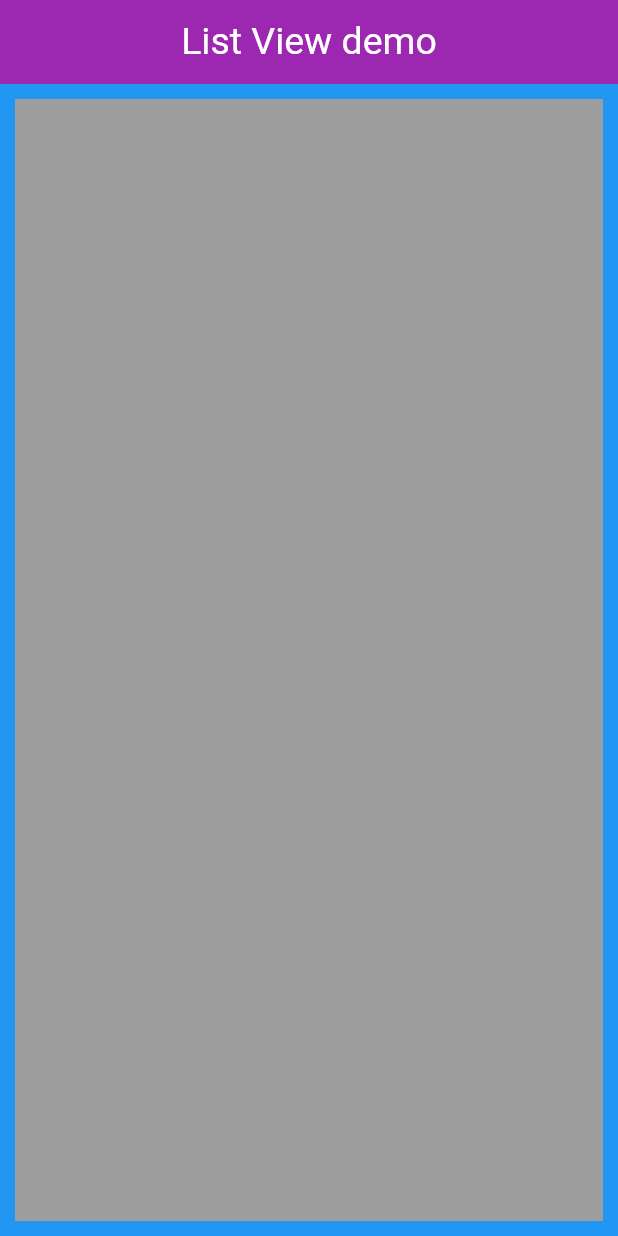
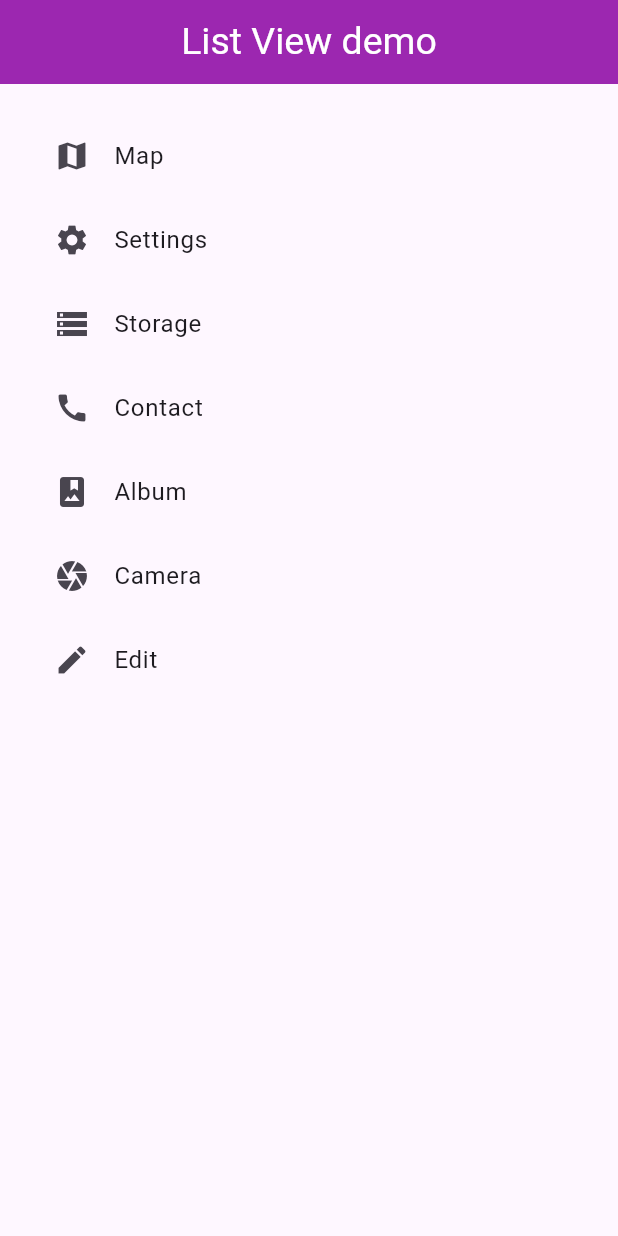
Before and after one commit to Majok-Bol/list_view, a Flutter app: the screen it shows after launch, on a phone screen of 412 x 824 dp. Run offline on Flutter 3.47's test engine with Material 3 defaults, Android fonts, the phone set to English and light mode, and no system bars.

Commit message:
added icons to the image container

```diff
--- a/lib/main.dart
+++ b/lib/main.dart
@@ -8,14 +8,24 @@ class MyApp extends StatelessWidget{
     return MaterialApp(
       debugShowCheckedModeBanner: false,
       home: Scaffold(
-        backgroundColor: Colors.blue,
+        // backgroundColor: Colors.blue,
         appBar: AppBar(title: Text('List View demo',style: TextStyle(color: Colors.white,fontSize: 25),),centerTitle: true,backgroundColor: Colors.purple,),
         body: Container(
           padding: EdgeInsets.all(10),
           margin: EdgeInsets.all(10),
-          color: Colors.grey,
+            child:(
+              ListView(children:const<Widget> [
+                ListTile(leading:Icon(Icons.map),title: Text('Map'),),
+                ListTile(leading:Icon(Icons.settings),title: Text('Settings'),),
+                ListTile(leading:Icon(Icons.storage),title: Text('Storage'),),
+                ListTile(leading:Icon(Icons.call),title: Text('Contact'),),
+                ListTile(leading:Icon(Icons.photo_album),title: Text('Album'),),
+                ListTile(leading:Icon(Icons.camera),title: Text('Camera'),),
+                ListTile(leading:Icon(Icons.edit),title: Text('Edit'),),
+              ],)
+            ),
+          ),
         ),
-      ),
     );
   }
 }
```
